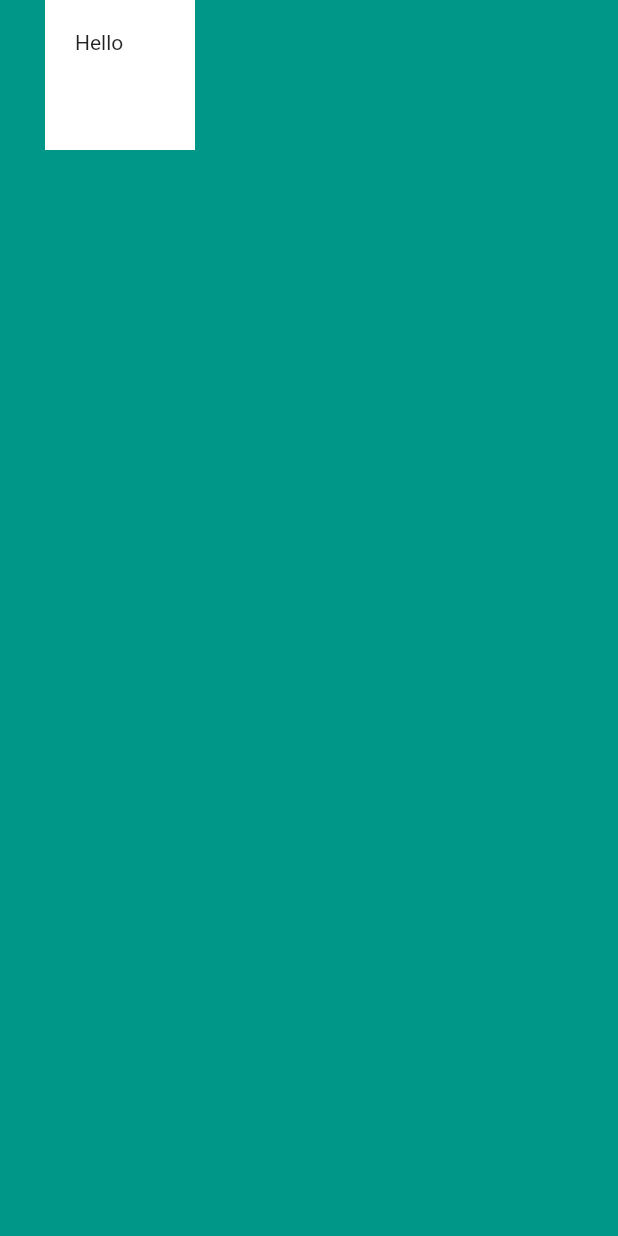
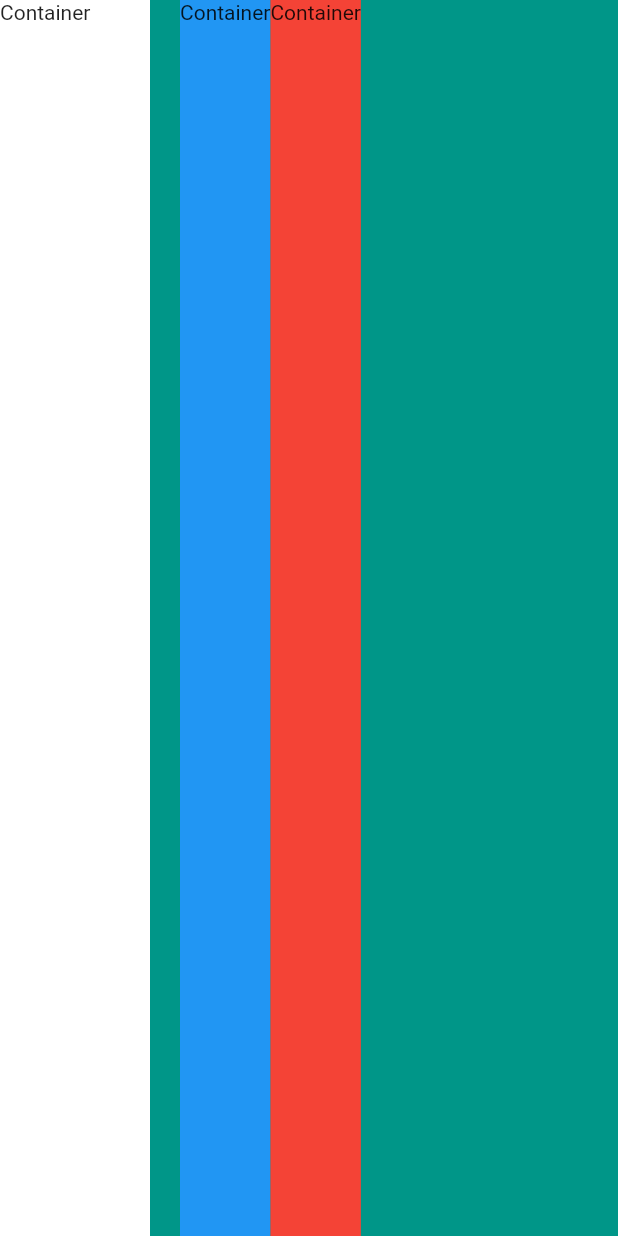
Before and after one commit to fdepedis/flutter_micard, a Flutter app: the screen it shows after launch, on a phone screen of 412 x 824 dp. Run offline on Flutter 3.47's test engine with Material 2 defaults, Android fonts, the phone set to English and light mode, and no system bars.

Commit message:
Lesson 46

```diff
--- a/lib/main.dart
+++ b/lib/main.dart
@@ -45,13 +45,41 @@ class _MyHomePageState extends State<MyHomePage> {
       ),*/
       backgroundColor: Colors.teal,
       body: SafeArea(
-        child: Container(
-          height: 100.0,
-          width: 100.0,
-          margin: EdgeInsets.only(left: 30.0),
-          padding: EdgeInsets.all(20.0),
-          color: Colors.white,
-          child: Text('Hello'),
+        child: Row(
+          //mainAxisSize: MainAxisSize.min,
+          //verticalDirection: VerticalDirection.up,
+          //mainAxisAlignment: MainAxisAlignment.spaceEvenly,
+          crossAxisAlignment: CrossAxisAlignment.stretch,
+          children: <Widget>[
+            Container(
+              width: 100.0,
+              //height: 100.0,
+              //margin: EdgeInsets.only(left: 30.0),
+              //padding: EdgeInsets.all(20.0),
+              color: Colors.white,
+              child: Text('Container'),
+            ),
+            SizedBox(
+              //height: 20.0,
+              width: 20.0,
+            ),
+            Container(
+              //width: 300.0,
+              height: 100.0,
+              color: Colors.blue,
+              child: Text('Container'),
+            ),
+            Container(
+              //width: 100.0,
+              height: 100.0,
+              color: Colors.red,
+              child: Text('Container'),
+            ),
+            /*Container(
+              width: double.infinity,
+              height: 10.0,
+            ),// infinity container*/
+          ],
         ),
       ),
       /*body: Center(
```
